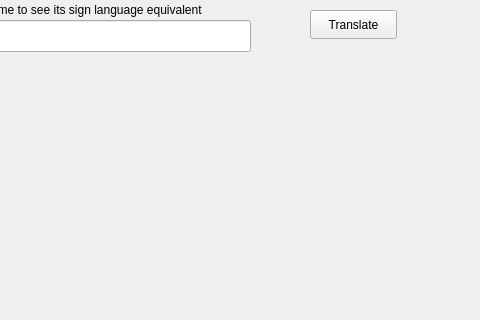
The window that main_correct.ui (vachanmn123/Sign_Language_GUI) describes before a commit, drawn with Qt 5; both pictures show x 190 to 670 and y 0 to 320 of the 670 by 535 pixel window.
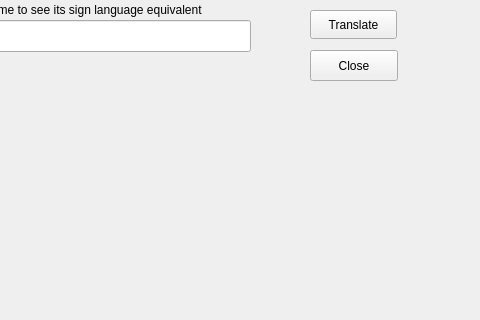
The same window after the commit. Icons and pictures are not drawn.

Commit message: fixed the close button

The edit to the form file:
```diff
--- a/main_correct.ui
+++ b/main_correct.ui
@@ -88,6 +88,19 @@
      <string>Enter 1 alphabet at a time to see its sign language equivalent</string>
     </property>
    </widget>
+   <widget class="QPushButton" name="closebutton">
+    <property name="geometry">
+     <rect>
+      <x>500</x>
+      <y>50</y>
+      <width>88</width>
+      <height>31</height>
+     </rect>
+    </property>
+    <property name="text">
+     <string>Close</string>
+    </property>
+   </widget>
   </widget>
   <widget class="QMenuBar" name="menubar">
    <property name="geometry">
```
The commit also changes 1 other file.
